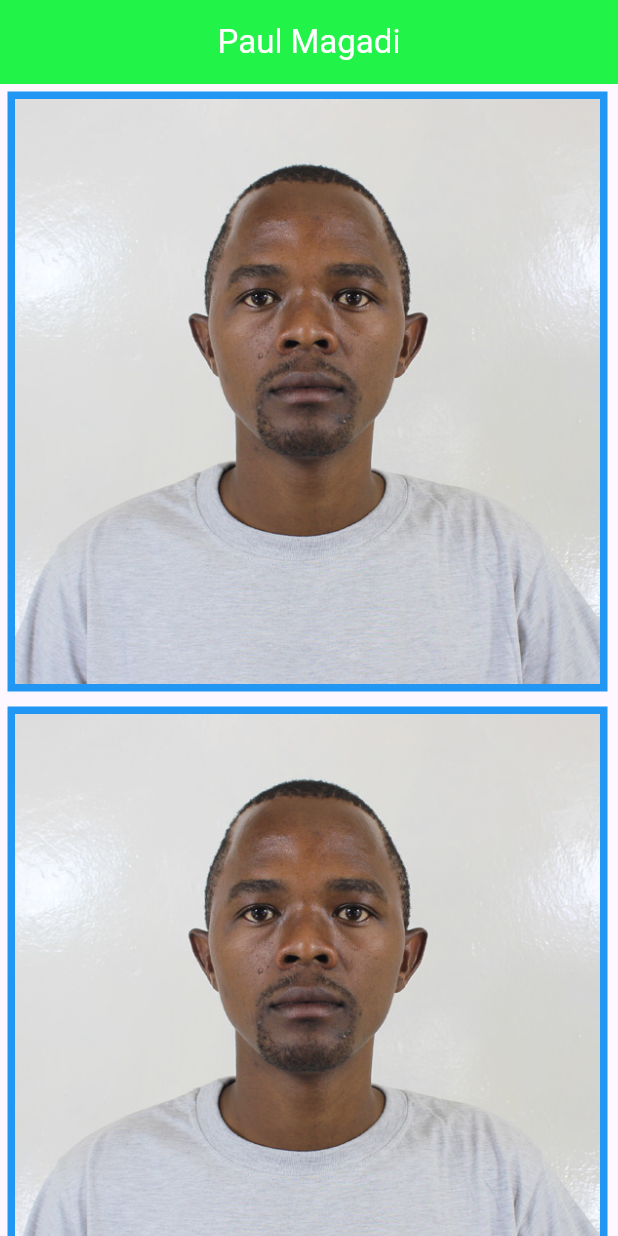
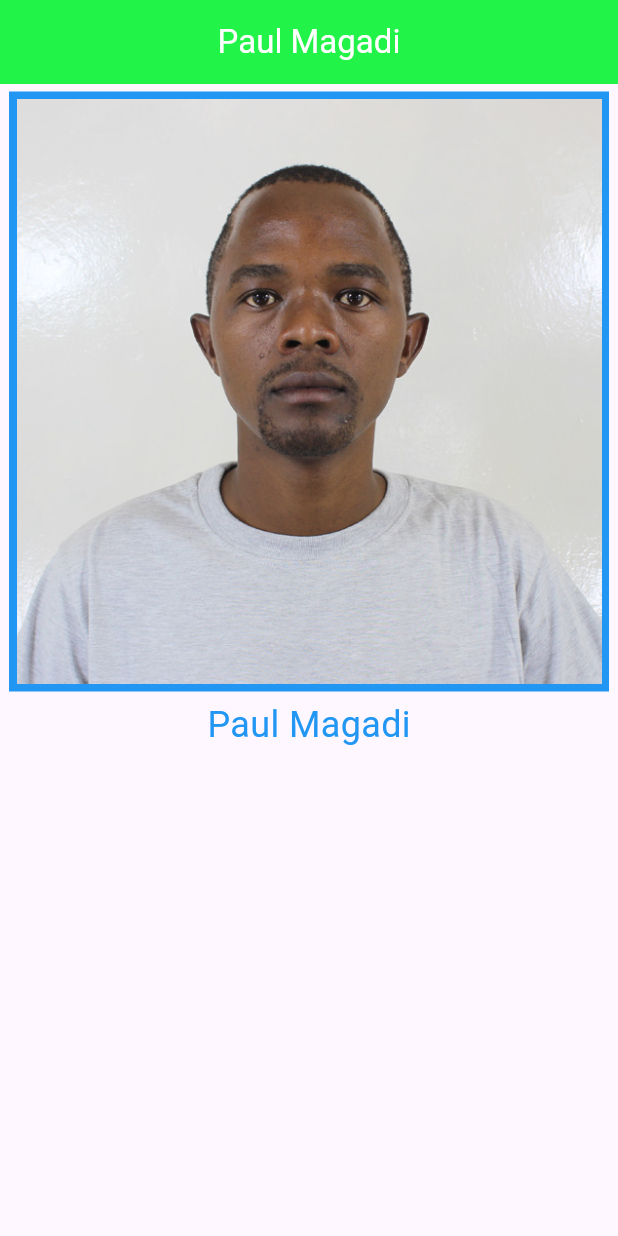
Before and after one commit to paulmagadi/Learn_Flutter, a Flutter app: the screen it shows after launch, on a phone screen of 412 x 824 dp. Run offline on Flutter 3.47's test engine with Material 3 defaults, Android fonts, the phone set to English and light mode, and no system bars.

Commit message:
modified:   practice_flutter/myapp/lib/main.dart

```diff
--- a/practice_flutter/myapp/lib/main.dart
+++ b/practice_flutter/myapp/lib/main.dart
@@ -605,14 +605,12 @@ class MyApp extends StatelessWidget {
           padding: EdgeInsets.all(5.0),
           margin: EdgeInsets.all(5.0),
         ),
-        Container(
-          height: 400,
-          width: 400,
-          color: Colors.blue,
-          alignment: Alignment.center,
-          child: const Image(image: AssetImage('images/paul.jpg')),
-          padding: EdgeInsets.all(5.0),
-          margin: EdgeInsets.all(5.0),
+        Center(
+          child: Text("Paul Magadi",
+          style: TextStyle(
+            fontSize: 24,
+            color: Colors.blue,
+           ),),
         ),
       ]
       ),
```
